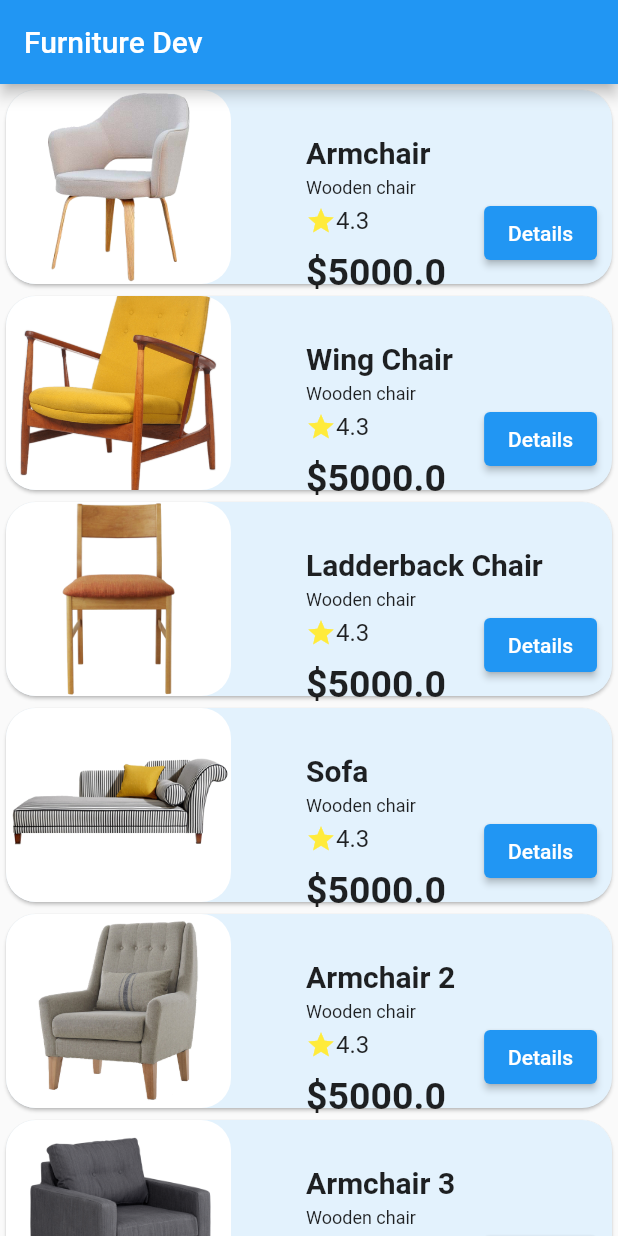
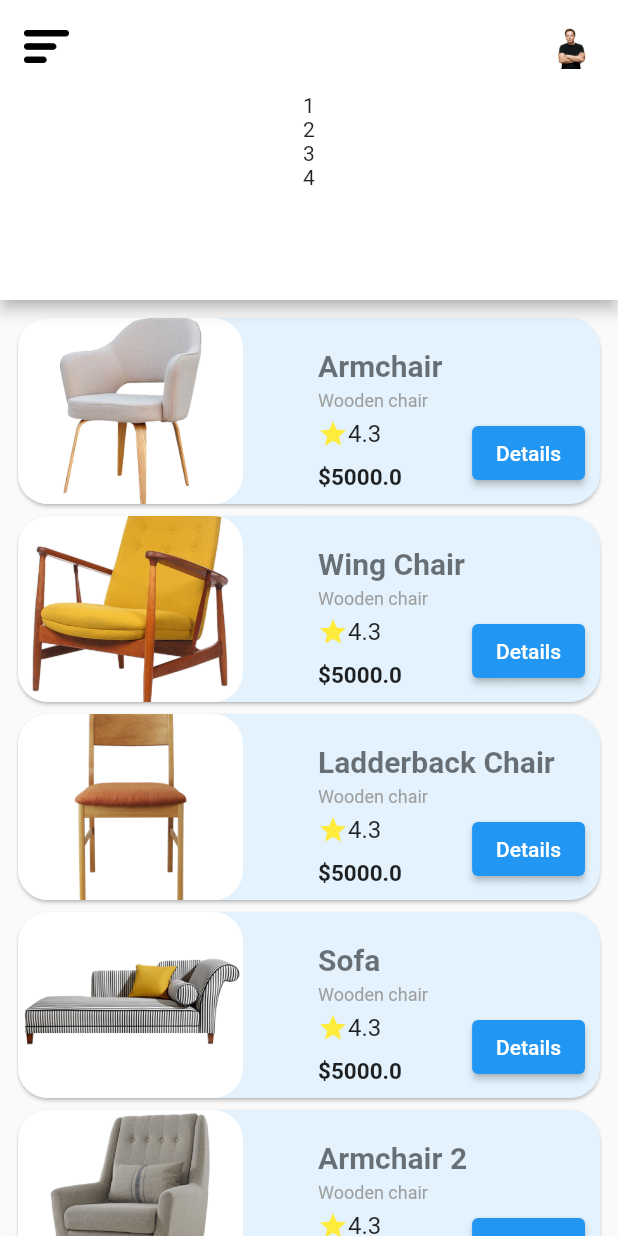
Before and after one commit to PrantoMondal/Furniture_App, a Flutter app: the screen it shows after launch, on a phone screen of 412 x 824 dp. Run offline on Flutter 3.47's test engine with Material 2 defaults, Android fonts, the phone set to English and light mode, and no system bars.

Commit message:
UI changed

```diff
--- a/lib/details_page.dart
+++ b/lib/details_page.dart
@@ -54,7 +54,8 @@ class _FurnitureDetailsState extends State<FurnitureDetails> {
                   child: Text(widget.furniture.details!),
                 ),
               ]),
-          )
+          ),
+
         ],
       ),
     );
--- a/lib/pages/home_page.dart
+++ b/lib/pages/home_page.dart
@@ -16,11 +16,34 @@ class _HomePageState extends State<HomePage> {
   Widget build(BuildContext context) {
     return Scaffold(
         appBar: AppBar(
-          title: Text('Furniture Dev'),
+          toolbarHeight: 200, // Set this height
+          flexibleSpace: Container(
+            color: Colors.white,
+            child: Column(
+              mainAxisAlignment: MainAxisAlignment.start,
+              children: [
+                Padding(
+                  padding: const EdgeInsets.all(16.0),
+                  child: Row(
+                    mainAxisAlignment: MainAxisAlignment.spaceBetween,
+                    children: [
+                      Image.asset('assets/icons/a.png',height: 30,width: 30,),
+                      Image.asset('assets/icons/em.png',height: 30,width: 30,),
+                    ],
+                  ),
+                ),
+                Text('1'),
+                Text('2'),
+                Text('3'),
+                Text('4'),
+              ],
+            ),
+          ),
         ),
         body: GridView.count(
           crossAxisCount: 1,
           childAspectRatio: 3,
+          padding: const EdgeInsets.all(8.0) ,
           children: furnitureList
               .map((furniture) => FurnitureItem(furniture: furniture))
               .toList(),
@@ -53,7 +76,7 @@ class FurnitureItem extends StatelessWidget {
                       color: Colors.white,
                       child: Image.asset(
                         furniture.image!,
-                        height: 150,
+                        height: 130,
                         width: 150,
                         fit: BoxFit.cover,
                       )),
@@ -64,11 +87,11 @@ class FurnitureItem extends StatelessWidget {
                   children: [
                     Container(
                       margin: const EdgeInsets.only(
-                          top: 30, left: 50.0, right: 20.0),
+                          top: 20, left: 50.0, right: 20.0),
                       child: (Text(
                         furniture.name!,
                         style: TextStyle(
-                            fontSize: 20, fontWeight: FontWeight.bold),
+                            fontSize: 20, fontWeight: FontWeight.bold,color: Colors.black54),
                       )),
                     ),
                     Container(
@@ -78,6 +101,7 @@ class FurnitureItem extends StatelessWidget {
                         furniture.type!,
                         style: TextStyle(
                           fontSize: 12,
+                          color: Colors.grey
                         ),
                       )),
                     ),
@@ -103,7 +127,7 @@ class FurnitureItem extends StatelessWidget {
                       child: (Text(
                         '\$' + '${furniture.price}',
                         style: TextStyle(
-                            fontSize: 25, fontWeight: FontWeight.bold),
+                            fontSize: 15, fontWeight: FontWeight.bold),
                       )),
                     ),
                   ],
--- a/pubspec.yaml
+++ b/pubspec.yaml
@@ -61,6 +61,7 @@ flutter:
   # To add assets to your application, add an assets section, like this:
   assets:
     - assets/images/
+    - assets/icons/
 
 
   # An image asset can refer to one or more resolution-specific "variants", see
```
Also changed, not shown: assets/icons/a.png (added), assets/icons/em.png (added).
